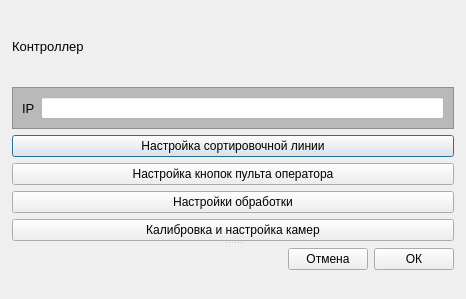
Aleksandr-Alekseev/INTEHCOM, file settingswindow.ui: the form before one commit.
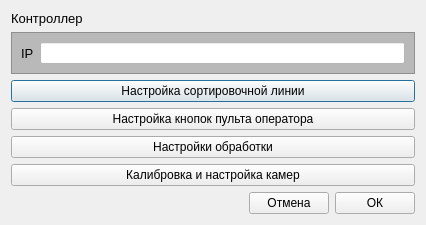
The form after the commit.

The edit to the form file:
```diff
--- a/settingswindow.ui
+++ b/settingswindow.ui
@@ -2,33 +2,21 @@
 <ui version="4.0">
  <class>settingsWindow</class>
  <widget class="QDialog" name="settingsWindow">
-  <property name="geometry">
-   <rect>
-    <x>0</x>
-    <y>0</y>
-    <width>466</width>
-    <height>299</height>
-   </rect>
-  </property>
   <property name="windowTitle">
    <string>Настройки</string>
   </property>
-  <widget class="QSplitter" name="splitter">
-   <property name="geometry">
-    <rect>
-     <x>12</x>
-     <y>12</y>
-     <width>442</width>
-     <height>262</height>
-    </rect>
+  <layout class="QGridLayout" name="gridLayout">
+   <property name="sizeConstraint">
+    <enum>QLayout::SetMinimumSize</enum>
    </property>
-   <property name="orientation">
-    <enum>Qt::Vertical</enum>
-   </property>
-   <widget class="QWidget" name="">
-    <layout class="QVBoxLayout" name="verticalLayout_2">
-     <item>
+   <item row="0" column="0">
       <widget class="QLabel" name="label">
+     <property name="sizePolicy">
+      <sizepolicy hsizetype="Preferred" vsizetype="Fixed">
+       <horstretch>0</horstretch>
+       <verstretch>0</verstretch>
+      </sizepolicy>
+     </property>
        <property name="font">
         <font>
          <pointsize>10</pointsize>
@@ -39,7 +27,7 @@
        </property>
       </widget>
      </item>
-     <item>
+   <item row="1" column="0">
       <layout class="QVBoxLayout" name="verticalLayout">
        <item>
         <widget class="QFrame" name="frame">
@@ -112,9 +100,7 @@
        </item>
       </layout>
      </item>
-    </layout>
-   </widget>
-   <widget class="QWidget" name="">
+   <item row="2" column="0">
     <layout class="QHBoxLayout" name="horizontalLayout_4">
      <item>
       <spacer name="horizontalSpacer">
@@ -148,8 +134,8 @@
       </layout>
      </item>
     </layout>
-   </widget>
-  </widget>
+   </item>
+  </layout>
  </widget>
  <resources/>
  <connections/>
```
Left out of the diff: 6 changed lines with no effect on the pictures. Lines whose indentation alone changed are shown as unchanged.
